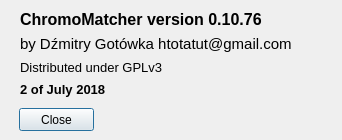
Old version of the form about.ui in the repository znalazca/ChromoMatcher.
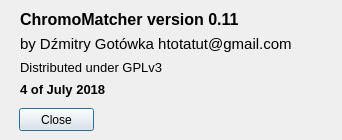
New version of the form.

Patch:
```diff
--- a/about.ui
+++ b/about.ui
@@ -61,7 +61,7 @@
     </font>
    </property>
    <property name="text">
-    <string>2 of July 2018</string>
+    <string>4 of July 2018</string>
    </property>
   </widget>
   <widget class="QLabel" name="label_3">
@@ -99,7 +99,7 @@
     </font>
    </property>
    <property name="text">
-    <string>ChromoMatcher version 0.10.76</string>
+    <string>ChromoMatcher version 0.11</string>
    </property>
   </widget>
  </widget>
```
